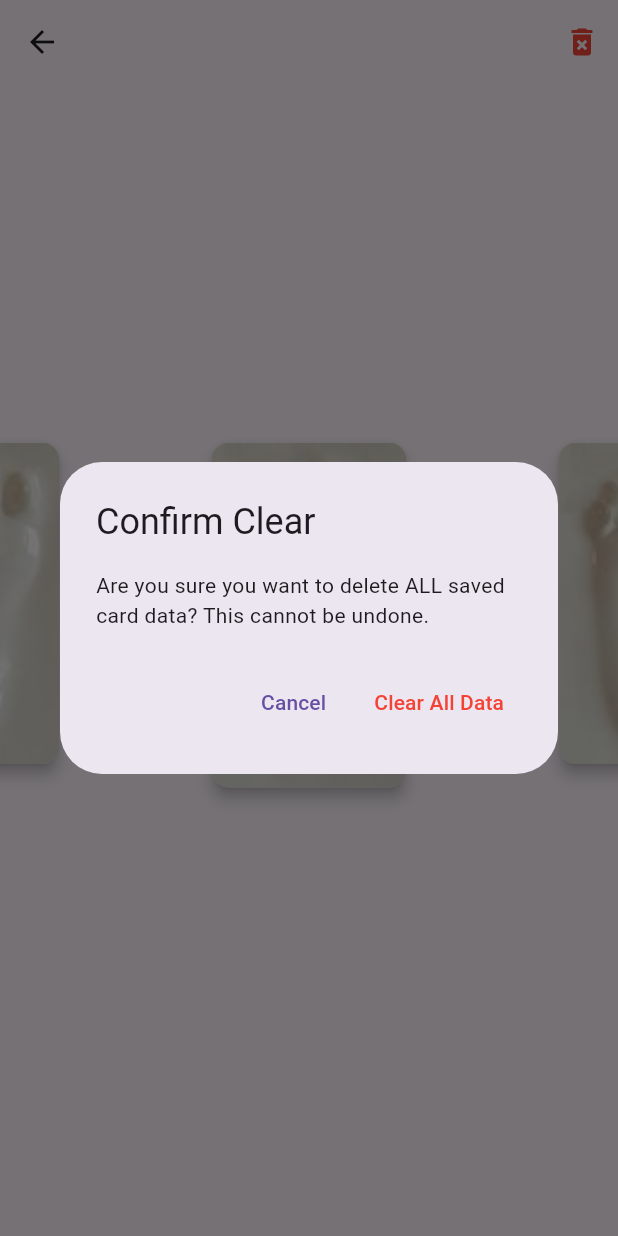
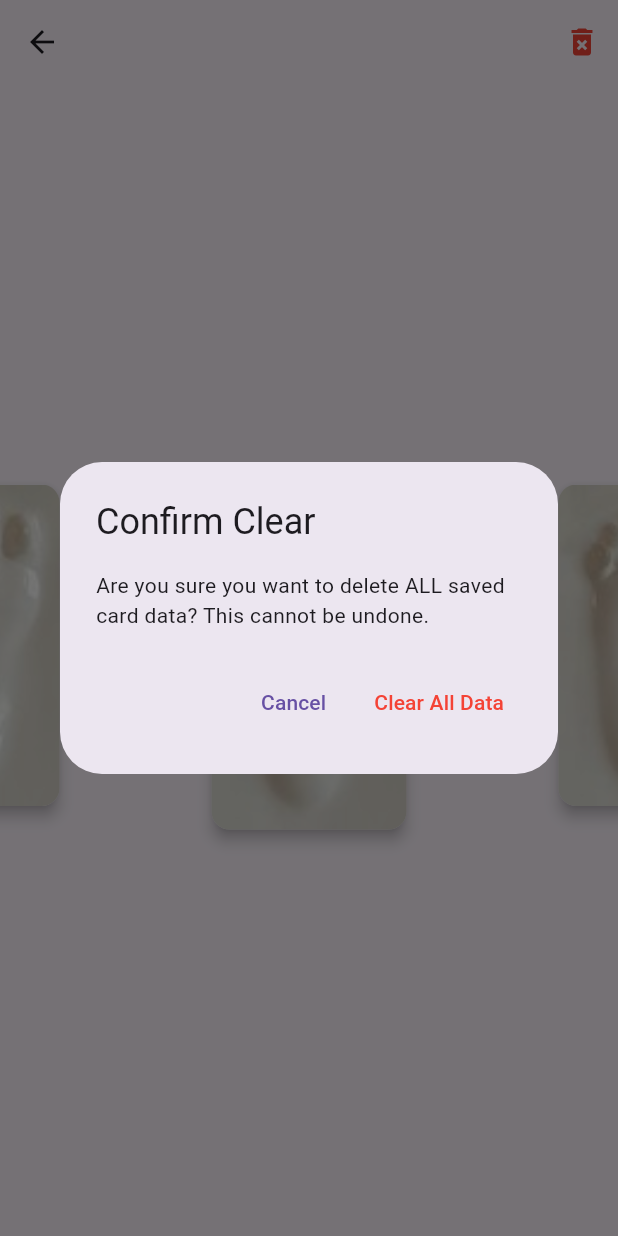
Before and after one commit to unearthcreator/barnbok, a Flutter app: the StorySelectorScreen screen opened directly, after a tap on the "delete forever" icon, on a phone screen of 412 x 824 dp. Run offline on Flutter 3.47's test engine with Material 3 defaults, Android fonts, the phone set to English and light mode, and no system bars; our stand-ins replace hive, hive_flutter, logger; accounts and stored records are empty.

Commit message:
changes now working without error in oveflow

```diff
--- a/lib/features/menu_screens/story_selector_screen.dart
+++ b/lib/features/menu_screens/story_selector_screen.dart
@@ -99,42 +99,33 @@ class _StorySelectorScreenState extends State<StorySelectorScreen> {
 
   @override
 Widget build(BuildContext context) {
-    // The UI structure remains the same
   return Scaffold(
     appBar: AppBar(
       actions: [
-           // Add a temporary clear button to the AppBar for easy access
         IconButton(
           icon: const Icon(Icons.delete_forever, color: Colors.red),
           tooltip: 'Clear All Saved Cards (Debug)',
           onPressed: () async {
-               // Show a confirmation dialog before clearing
             final confirm = await showDialog<bool>(
               context: context,
-                 builder: (BuildContext context) {
-                   return AlertDialog(
+              builder: (context) => AlertDialog(
                 title: const Text('Confirm Clear'),
-                     content: const Text('Are you sure you want to delete ALL saved card data? This cannot be undone.'),
-                     actions: <Widget>[
+                content: const Text(
+                    'Are you sure you want to delete ALL saved card data? This cannot be undone.'),
+                actions: [
                   TextButton(
                     child: const Text('Cancel'),
-                         onPressed: () {
-                           Navigator.of(context).pop(false); // Return false
-                         },
+                    onPressed: () => Navigator.of(context).pop(false),
                   ),
                   TextButton(
                     style: TextButton.styleFrom(foregroundColor: Colors.red),
                     child: const Text('Clear All Data'),
-                         onPressed: () {
-                           Navigator.of(context).pop(true); // Return true
-                         },
+                    onPressed: () => Navigator.of(context).pop(true),
                   ),
                 ],
-                   );
-                 },
+              ),
             );
 
-               // If the user confirmed, proceed with clearing
             if (confirm == true) {
               await _clearHiveBox();
             }
@@ -142,13 +133,18 @@ class _StorySelectorScreenState extends State<StorySelectorScreen> {
         ),
       ],
     ),
-      body: Column(
+    body: SingleChildScrollView(
+      child: SizedBox(
+        height: MediaQuery.of(context).size.height,
+        child: Column(
           mainAxisAlignment: MainAxisAlignment.center,
-        children: const [ // Use const for static children
-           StoryCarousel(), // The carousel widget instance
+          children: const [
+            StoryCarousel(),
             SizedBox(height: 20),
         ],
-      )
+      ),
+  ),
+),
   );
 }
 }
--- a/lib/features/menu_screens/widgets/story_carousel.dart
+++ b/lib/features/menu_screens/widgets/story_carousel.dart
@@ -1,7 +1,7 @@
 import 'package:flutter/material.dart';
 import 'package:flutter/gestures.dart';
 import 'package:flutter/foundation.dart'; // Needed for kIsWeb
-import 'package:uuid/uuid.dart'; // Import the UUID package
+// Import the UUID package
 import 'package:hive/hive.dart'; // Import Hive
 import 'package:collection/collection.dart'; // Import for firstWhereOrNull
 
```
Also changed, not shown: lib/features/menu_screens/widgets/story_dialog.dart (+19 -13 lines). Lines whose indentation alone changed are shown as unchanged.
